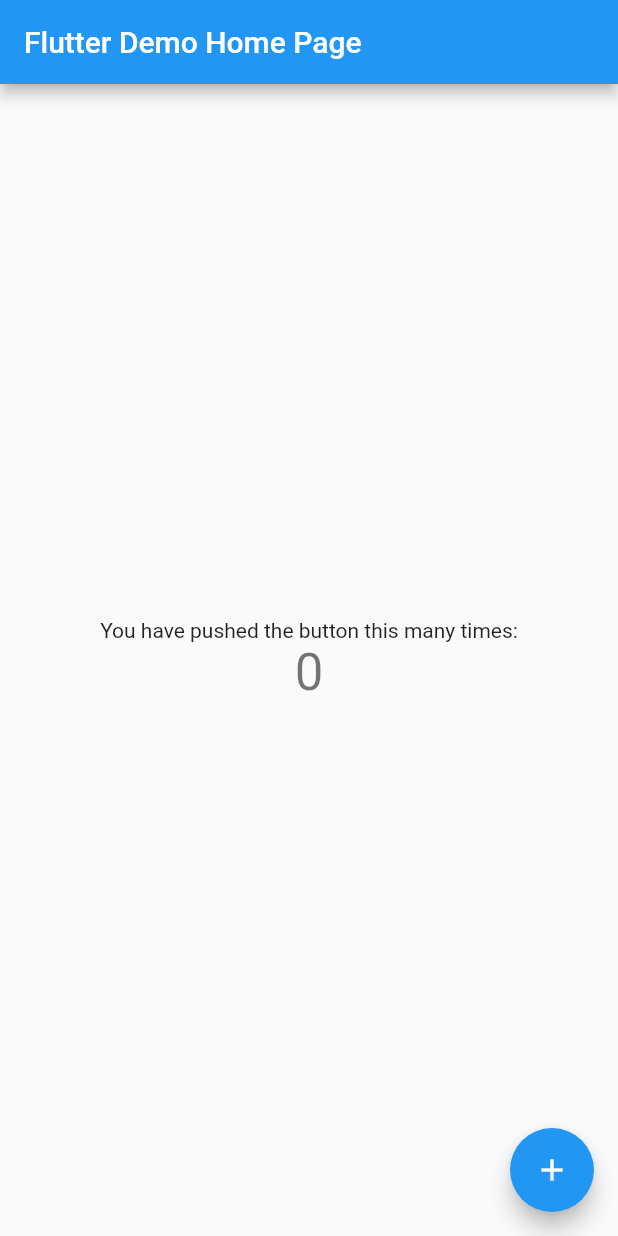
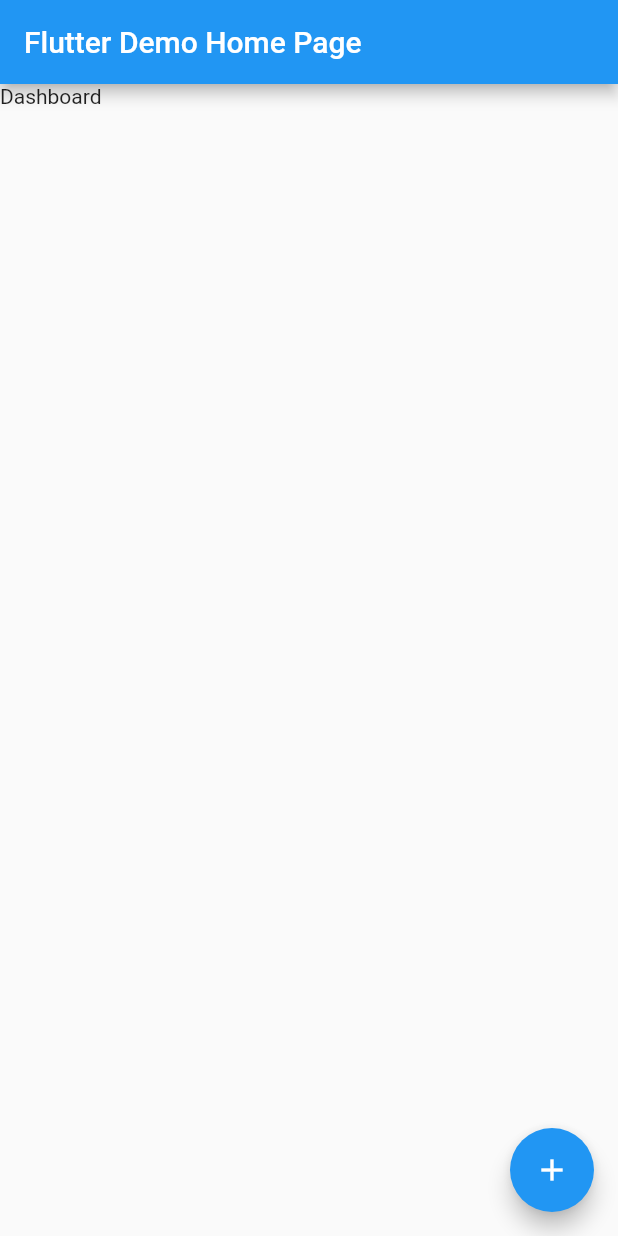
Before and after one commit to raintysquaredemo/dashboard-app, a Flutter app: the screen it shows after launch, on a phone screen of 412 x 824 dp. Run offline on Flutter 3.47's test engine with Material 2 defaults, Android fonts, the phone set to English and light mode, and no system bars.

Commit message:
Edit main.dart

```diff
--- a/lib/main.dart
+++ b/lib/main.dart
@@ -75,35 +75,16 @@ class _MyHomePageState extends State<MyHomePage> {
         // the App.build method, and use it to set our appbar title.
         title: Text(widget.title),
       ),
-      body: Center(
-        // Center is a layout widget. It takes a single child and positions it
-        // in the middle of the parent.
+      body: Container(
         child: Column(
-          // Column is also a layout widget. It takes a list of children and
-          // arranges them vertically. By default, it sizes itself to fit its
-          // children horizontally, and tries to be as tall as its parent.
-          //
-          // Invoke "debug painting" (press "p" in the console, choose the
-          // "Toggle Debug Paint" action from the Flutter Inspector in Android
-          // Studio, or the "Toggle Debug Paint" command in Visual Studio Code)
-          // to see the wireframe for each widget.
-          //
-          // Column has various properties to control how it sizes itself and
-          // how it positions its children. Here we use mainAxisAlignment to
-          // center the children vertically; the main axis here is the vertical
-          // axis because Columns are vertical (the cross axis would be
-          // horizontal).
-          mainAxisAlignment: MainAxisAlignment.center,
-          children: <Widget>[
-            const Text(
-              'You have pushed the button this many times:',
-            ),
-            Text(
-              '$_counter',
-              style: Theme.of(context).textTheme.headlineMedium,
-            ),
+          children: [
+            Row(
+              children: [
+                Text('Dashboard')
+              ],
+            )
           ],
-        ),
+        )
       ),
       floatingActionButton: FloatingActionButton(
         onPressed: _incrementCounter,
```
